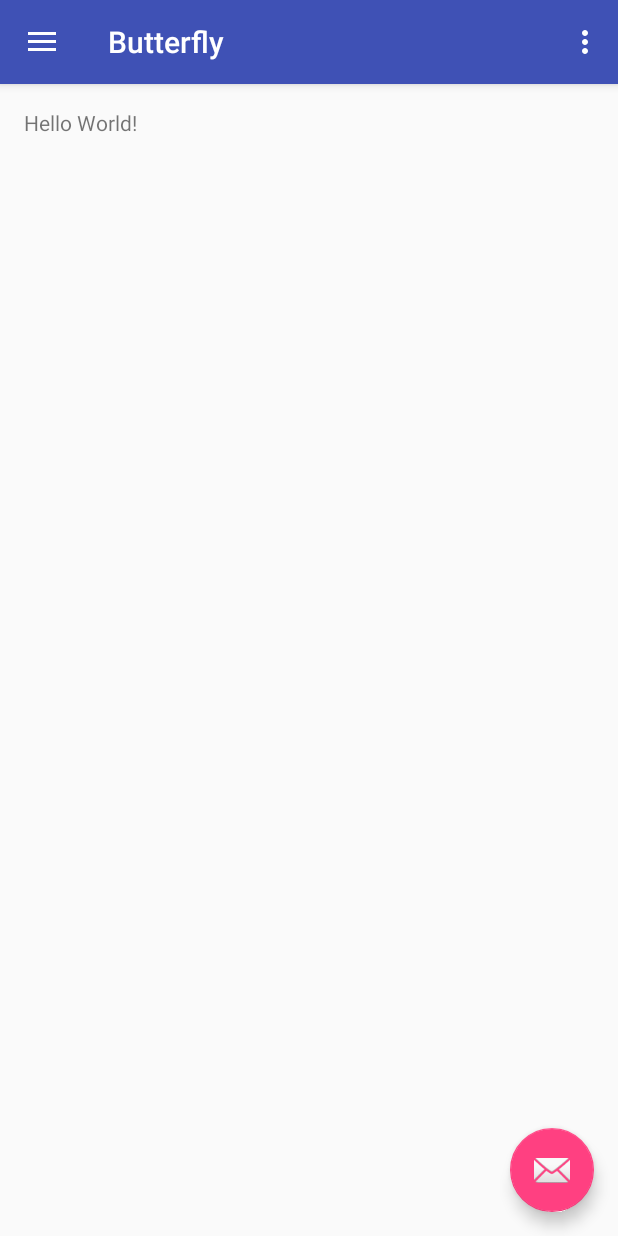
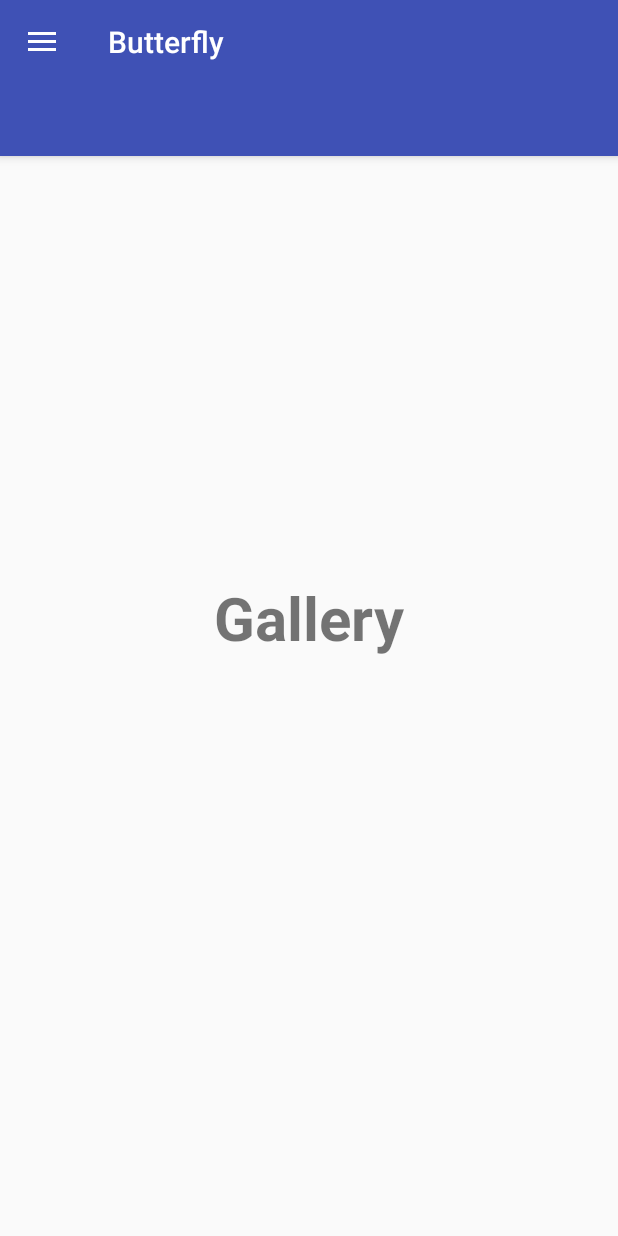
Before and after one commit to rostislawk/butterfly, an Android app: the screen it shows after launch (MainMenu), on a phone screen of 412 x 824 dp. Run offline under Robolectric (Android 15) with nearby library versions, the phone set to English and light mode, and no system bars.

Commit message:
main_activity: add tabs to tabBarLayout

```diff
--- /dev/null
+++ b/Butterfly/app/src/main/java/com/butterfly/ram/butterfly/FavoritesFragment.java
@@ -0,0 +1,31 @@
+package com.butterfly.ram.butterfly;
+
+import android.os.Bundle;
+import android.support.annotation.Nullable;
+import android.support.v4.app.Fragment;
+import android.view.LayoutInflater;
+import android.view.View;
+import android.view.ViewGroup;
+
+/**
+ * Created by rostislawk on 12.3.16.
+ */
+public class FavoritesFragment extends Fragment {
+
+    public FavoritesFragment() {
+
+    }
+
+    @Override
+    public void onCreate(Bundle savedInstanceState) {
+        super.onCreate(savedInstanceState);
+    }
+
+    @Nullable
+    @Override
+    public View onCreateView(LayoutInflater inflater,
+                             @Nullable ViewGroup container,
+                             @Nullable Bundle savedInstanceState) {
+        return inflater.inflate(R.layout.favorites_fragment, container, false);
+    }
+}
--- /dev/null
+++ b/Butterfly/app/src/main/java/com/butterfly/ram/butterfly/GalleryFragment.java
@@ -0,0 +1,31 @@
+package com.butterfly.ram.butterfly;
+
+import android.os.Bundle;
+import android.support.annotation.Nullable;
+import android.support.v4.app.Fragment;
+import android.view.LayoutInflater;
+import android.view.View;
+import android.view.ViewGroup;
+
+/**
+ * Created by rostislawk on 12.3.16.
+ */
+public class GalleryFragment extends Fragment {
+
+    public GalleryFragment() {
+
+    }
+
+    @Override
+    public void onCreate(Bundle savedInstanceState) {
+        super.onCreate(savedInstanceState);
+    }
+
+    @Nullable
+    @Override
+    public View onCreateView(LayoutInflater inflater,
+                             @Nullable ViewGroup container,
+                             @Nullable Bundle savedInstanceState) {
+        return inflater.inflate(R.layout.gallery_fragment, container, false);
+    }
+}
--- a/Butterfly/app/src/main/java/com/butterfly/ram/butterfly/MainMenu.java
+++ b/Butterfly/app/src/main/java/com/butterfly/ram/butterfly/MainMenu.java
@@ -1,38 +1,40 @@
 package com.butterfly.ram.butterfly;
 
 import android.content.Intent;
-import android.net.Uri;
 import android.os.Bundle;
-import android.support.design.widget.FloatingActionButton;
-import android.support.design.widget.Snackbar;
-import android.view.View;
 import android.support.design.widget.NavigationView;
+import android.support.design.widget.TabLayout;
+import android.support.v4.app.Fragment;
+import android.support.v4.app.FragmentManager;
+import android.support.v4.app.FragmentPagerAdapter;
 import android.support.v4.view.GravityCompat;
+import android.support.v4.view.ViewPager;
 import android.support.v4.widget.DrawerLayout;
 import android.support.v7.app.ActionBarDrawerToggle;
 import android.support.v7.app.AppCompatActivity;
 import android.support.v7.widget.Toolbar;
-import android.view.Menu;
 import android.view.MenuItem;
+
+import java.util.ArrayList;
+import java.util.List;
 
 public class MainMenu extends AppCompatActivity
         implements NavigationView.OnNavigationItemSelectedListener {
 
+    private Toolbar toolbar;
+    private TabLayout tabLayout;
+    private ViewPager viewPager;
+
     @Override
     protected void onCreate(Bundle savedInstanceState) {
         super.onCreate(savedInstanceState);
-        setContentView(R.layout.activity_main_menu);
-        Toolbar toolbar = (Toolbar) findViewById(R.id.toolbar);
+        setContentView(R.layout.activity_main);
+
+        toolbar = (Toolbar) findViewById(R.id.toolbar);
         setSupportActionBar(toolbar);
 
-        FloatingActionButton fab = (FloatingActionButton) findViewById(R.id.fab);
-        fab.setOnClickListener(new View.OnClickListener() {
-            @Override
-            public void onClick(View view) {
-                Snackbar.make(view, "Replace with your own action", Snackbar.LENGTH_LONG)
-                        .setAction("Action", null).show();
-            }
-        });
+        viewPager = (ViewPager)findViewById(R.id.view_pager);
+        setupViewPager(viewPager);
 
         DrawerLayout drawer = (DrawerLayout) findViewById(R.id.drawer_layout);
         ActionBarDrawerToggle toggle = new ActionBarDrawerToggle(
@@ -44,6 +46,43 @@ public class MainMenu extends AppCompatActivity
         navigationView.setNavigationItemSelectedListener(this);
     }
 
+    private void setupViewPager(ViewPager viewPager) {
+        ViewPagerAdapter adapter = new ViewPagerAdapter(getSupportFragmentManager());
+        adapter.addFragment(new GalleryFragment(), stringById(R.string.gallery));
+        adapter.addFragment(new YaFotkiFragment(), stringById(R.string.yafotki));
+        adapter.addFragment(new FavoritesFragment(), stringById(R.string.favorites));
+        viewPager.setAdapter(adapter);
+    }
+
+    class ViewPagerAdapter extends FragmentPagerAdapter {
+        private final List<Fragment> mFragmentList = new ArrayList<>();
+        private final List<String> mFragmentTitleList = new ArrayList<>();
+
+        public ViewPagerAdapter(FragmentManager manager) {
+            super(manager);
+        }
+
+        @Override
+        public Fragment getItem(int position) {
+            return mFragmentList.get(position);
+        }
+
+        @Override
+        public int getCount() {
+            return mFragmentList.size();
+        }
+
+        public void addFragment(Fragment fragment, String title) {
+            mFragmentList.add(fragment);
+            mFragmentTitleList.add(title);
+        }
+
+        @Override
+        public CharSequence getPageTitle(int position) {
+            return mFragmentTitleList.get(position);
+        }
+    }
+
     @Override
     public void onBackPressed() {
         DrawerLayout drawer = (DrawerLayout) findViewById(R.id.drawer_layout);
@@ -52,28 +91,6 @@ public class MainMenu extends AppCompatActivity
         } else {
             super.onBackPressed();
         }
-    }
-
-    @Override
-    public boolean onCreateOptionsMenu(Menu menu) {
-        // Inflate the menu; this adds items to the action bar if it is present.
-        getMenuInflater().inflate(R.menu.main_menu, menu);
-        return true;
-    }
-
-    @Override
-    public boolean onOptionsItemSelected(MenuItem item) {
-        // Handle action bar item clicks here. The action bar will
-        // automatically handle clicks on the Home/Up button, so long
-        // as you specify a parent activity in AndroidManifest.xml.
-        int id = item.getItemId();
-
-        //noinspection SimplifiableIfStatement
-        if (id == R.id.action_settings) {
-            return true;
-        }
-
-        return super.onOptionsItemSelected(item);
     }
 
     @SuppressWarnings("StatementWithEmptyBody")
@@ -96,7 +113,7 @@ public class MainMenu extends AppCompatActivity
             Intent emailIntent = new Intent(android.content.Intent.ACTION_SEND);
             emailIntent.setFlags(Intent.FLAG_ACTIVITY_NEW_TASK);
             emailIntent.setType("vnd.android.cursor.item/email");
-            String email = getResources().getString(R.string.dev_email);
+            String email = stringById(R.string.dev_email);
             emailIntent.putExtra(android.content.Intent.EXTRA_EMAIL, new String[]{ email });
             startActivity(Intent.createChooser(emailIntent, "Send mail using..."));
         }
@@ -105,4 +122,8 @@ public class MainMenu extends AppCompatActivity
         drawer.closeDrawer(GravityCompat.START);
         return true;
     }
+
+    private String stringById(int id) {
+        return getResources().getString(id);
+    }
 }
--- /dev/null
+++ b/Butterfly/app/src/main/java/com/butterfly/ram/butterfly/YaFotkiFragment.java
@@ -0,0 +1,31 @@
+package com.butterfly.ram.butterfly;
+
+import android.os.Bundle;
+import android.support.annotation.Nullable;
+import android.support.v4.app.Fragment;
+import android.view.LayoutInflater;
+import android.view.View;
+import android.view.ViewGroup;
+
+/**
+ * Created by rostislawk on 12.3.16.
+ */
+public class YaFotkiFragment extends Fragment {
+
+    public YaFotkiFragment() {
+
+    }
+
+    @Override
+    public void onCreate(Bundle savedInstanceState) {
+        super.onCreate(savedInstanceState);
+    }
+
+    @Nullable
+    @Override
+    public View onCreateView(LayoutInflater inflater,
+                             @Nullable ViewGroup container,
+                             @Nullable Bundle savedInstanceState) {
+        return inflater.inflate(R.layout.yafotki_fragment, container, false);
+    }
+}
--- a/Butterfly/app/src/main/res/layout/app_bar_main_menu.xml
+++ b/Butterfly/app/src/main/res/layout/app_bar_main_menu.xml
@@ -19,16 +19,24 @@
             android:background="?attr/colorPrimary"
             app:popupTheme="@style/AppTheme.PopupOverlay" />
 
+        <android.support.design.widget.TabLayout
+            android:layout_width="match_parent"
+            android:layout_height="wrap_content"
+            app:tabMode="fixed"
+            app:layout_scrollFlags="scroll|enterAlways">
+
+        </android.support.design.widget.TabLayout>
+
     </android.support.design.widget.AppBarLayout>
 
-    <include layout="@layout/content_main_menu" />
+    <android.support.v4.view.ViewPager
+        android:id="@+id/view_pager"
+        android:layout_height="match_parent"
+        android:layout_width="match_parent" />
 
-    <android.support.design.widget.FloatingActionButton
-        android:id="@+id/fab"
+    <TextView
         android:layout_width="wrap_content"
         android:layout_height="wrap_content"
-        android:layout_gravity="bottom|end"
-        android:layout_margin="@dimen/fab_margin"
-        android:src="@android:drawable/ic_dialog_email" />
+        android:text="blabla" />
 
 </android.support.design.widget.CoordinatorLayout>
--- a/Butterfly/app/src/main/res/layout/content_main_menu.xml
+++ /dev/null
@@ -1,19 +0,0 @@
-<?xml version="1.0" encoding="utf-8"?>
-<RelativeLayout xmlns:android="http://schemas.android.com/apk/res/android"
-    xmlns:app="http://schemas.android.com/apk/res-auto"
-    xmlns:tools="http://schemas.android.com/tools"
-    android:layout_width="match_parent"
-    android:layout_height="match_parent"
-    android:paddingBottom="@dimen/activity_vertical_margin"
-    android:paddingLeft="@dimen/activity_horizontal_margin"
-    android:paddingRight="@dimen/activity_horizontal_margin"
-    android:paddingTop="@dimen/activity_vertical_margin"
-    app:layout_behavior="@string/appbar_scrolling_view_behavior"
-    tools:context="com.butterfly.ram.butterfly.MainMenu"
-    tools:showIn="@layout/app_bar_main_menu">
-
-    <TextView
-        android:layout_width="wrap_content"
-        android:layout_height="wrap_content"
-        android:text="Hello World!" />
-</RelativeLayout>
--- /dev/null
+++ b/Butterfly/app/src/main/res/layout/favorites_fragment.xml
@@ -0,0 +1,16 @@
+<?xml version="1.0" encoding="utf-8"?>
+<RelativeLayout xmlns:android="http://schemas.android.com/apk/res/android"
+    android:layout_width="match_parent"
+    android:layout_height="match_parent"
+    xmlns:tools="http://schemas.android.com/tools"
+    tools:context="com.butterfly.ram.butterfly.FavoritesFragment">
+
+    <TextView
+        android:layout_width="wrap_content"
+        android:layout_height="wrap_content"
+        android:text="@string/favorites"
+        android:textSize="40sp"
+        android:textStyle="bold"
+        android:layout_centerInParent="true"/>
+
+</RelativeLayout>
--- /dev/null
+++ b/Butterfly/app/src/main/res/layout/gallery_fragment.xml
@@ -0,0 +1,16 @@
+<?xml version="1.0" encoding="utf-8"?>
+<RelativeLayout xmlns:android="http://schemas.android.com/apk/res/android"
+    android:layout_width="match_parent"
+    android:layout_height="match_parent"
+    xmlns:tools="http://schemas.android.com/tools"
+    tools:context="com.butterfly.ram.butterfly.GalleryFragment">
+
+    <TextView
+        android:layout_width="wrap_content"
+        android:layout_height="wrap_content"
+        android:text="@string/gallery"
+        android:textSize="40sp"
+        android:textStyle="bold"
+        android:layout_centerInParent="true"/>
+
+</RelativeLayout>
--- /dev/null
+++ b/Butterfly/app/src/main/res/layout/yafotki_fragment.xml
@@ -0,0 +1,16 @@
+<?xml version="1.0" encoding="utf-8"?>
+<RelativeLayout xmlns:android="http://schemas.android.com/apk/res/android"
+    android:layout_width="match_parent"
+    android:layout_height="match_parent"
+    xmlns:tools="http://schemas.android.com/tools"
+    tools:context="com.butterfly.ram.butterfly.YaFotkiFragment">
+
+    <TextView
+        android:layout_width="wrap_content"
+        android:layout_height="wrap_content"
+        android:text="@string/yafotki"
+        android:textSize="40sp"
+        android:textStyle="bold"
+        android:layout_centerInParent="true"/>
+
+</RelativeLayout>
--- a/Butterfly/app/src/main/res/menu/main_menu.xml
+++ /dev/null
@@ -1,9 +0,0 @@
-<?xml version="1.0" encoding="utf-8"?>
-<menu xmlns:android="http://schemas.android.com/apk/res/android"
-    xmlns:app="http://schemas.android.com/apk/res-auto">
-    <item
-        android:id="@+id/action_settings"
-        android:orderInCategory="100"
-        android:title="@string/action_settings"
-        app:showAsAction="never" />
-</menu>
--- a/Butterfly/app/src/main/res/values/strings.xml
+++ b/Butterfly/app/src/main/res/values/strings.xml
@@ -66,4 +66,7 @@
     <string name="pref_title_vibrate">Vibrate</string>
 
     <string name="dev_email">rostislawko@yandex.ru</string>
+    <string name="gallery">Gallery</string>
+    <string name="yafotki">YaFotki</string>
+    <string name="favorites">Favorites</string>
 </resources>
```
Also changed, not shown: Butterfly/app/src/main/res/layout/activity_main.xml (renamed from Butterfly/app/src/main/res/layout/activity_main_menu.xml).
